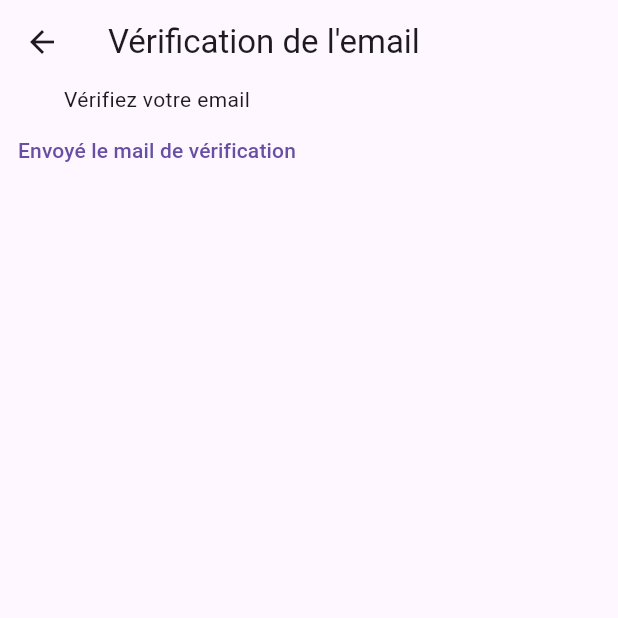
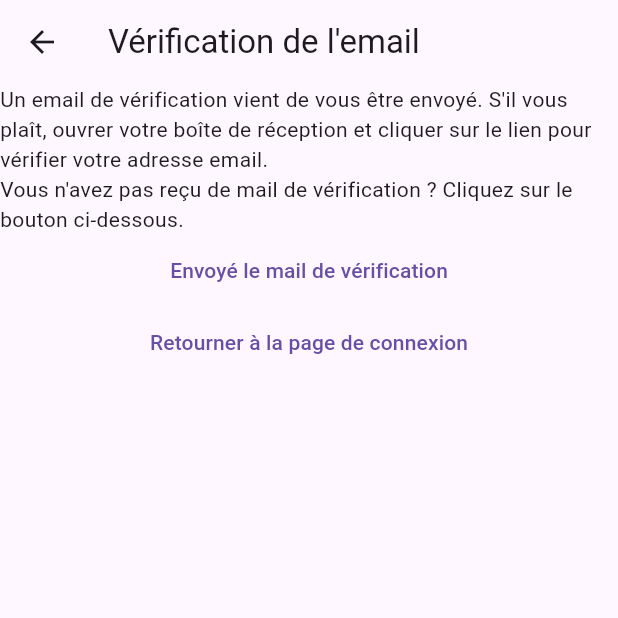
Before and after one commit to jakhecs/notebycj, a Flutter app: the VerifyEmailView screen opened directly, on a phone screen of 412 x 824 dp, the top half of it. Run offline on Flutter 3.47's test engine with Material 3 defaults, Android fonts, the phone set to English and light mode, and no system bars; our stand-ins replace firebase_auth, firebase_core; accounts and stored records are empty.

Commit message:
Etape 7: Modification de la page de validation de mail

```diff
--- a/lib/constants/routes.dart
+++ b/lib/constants/routes.dart
@@ -1,3 +1,4 @@
 const loginRoute = '/login/';
 const registerRoute = '/register/';
 const notesRoute = '/notes/';
+const verifyEmailRoute = '/verify-email/';
--- a/lib/main.dart
+++ b/lib/main.dart
@@ -20,6 +20,7 @@
       loginRoute: (context) => const LoginView(),
       notesRoute: (context) => const NotesView(),
       registerRoute: (context) => const RegisterView(),
+      verifyEmailRoute: (context) => const VerifyEmailView(),
     },
   ));
 }
--- a/lib/views/verify_email_view.dart
+++ b/lib/views/verify_email_view.dart
@@ -1,5 +1,6 @@
 import 'package:firebase_auth/firebase_auth.dart';
 import 'package:flutter/material.dart';
+import 'package:notesbycj/constants/routes.dart';
 
 class VerifyEmailView extends StatefulWidget {
   const VerifyEmailView({super.key});
@@ -16,7 +17,10 @@
         title: const Text('Vérification de l\'email'),
       ),
       body: Column(children: [
-        const Text("Vérifiez votre email"),
+        const Text(
+            "Un email de vérification vient de vous être envoyé. S'il vous plaît, ouvrer votre boîte de réception et cliquer sur le lien pour vérifier votre adresse email."),
+        const Text(
+            "Vous n'avez pas reçu de mail de vérification ? Cliquez sur le bouton ci-dessous."),
         TextButton(
           onPressed: () async {
             final user = FirebaseAuth.instance.currentUser;
@@ -24,42 +28,17 @@
           },
           child: const Text("Envoyé le mail de vérification"),
         ),
+        TextButton(
+          onPressed: () async {
+            await FirebaseAuth.instance.signOut();
+            Navigator.of(context).pushNamedAndRemoveUntil(
+              registerRoute,
+              (route) => false,
+            );
+          },
+          child: const Text("Retourner à la page de connexion"),
+        ),
       ]),
     );
   }
 }
-
-// class _VerifyEmailViewState extends State<VerifyEmailView> {
-//   @override
-//   Widget build(BuildContext context) {
-//     return Scaffold(
-//       appBar: AppBar(
-//         title: const Text('Vérification de l\'email'),
-//       ),
-//       body: Column(
-//         children: [
-//           const Text("Vérifiez votre email"),
-//           TextButton(
-//             onPressed: () async {
-//               final user = FirebaseAuth.instance.currentUser;
-//               if (user != null) {
-//                 await user.sendEmailVerification();
-//                 await user
-//                     .reload(); // Recharge l'état pour vérifier la mise à jour
-//                 if (user.emailVerified) {
-//                   // Si vérifié, redirige ou mets à jour l'UI
-//                   ScaffoldMessenger.of(context).showSnackBar(
-//                     const SnackBar(content: Text('Email vérifié !')),
-//                   );
-//                   // Optionnel : Navigue vers une autre vue si nécessaire
-//                   // Navigator.pushReplacement(context, MaterialPageRoute(builder: (_) => NextScreen()));
-//                 }
-//               }
-//             },
-//             child: const Text("Envoyé le mail de vérification"),
-//           ),
-//         ],
-//       ),
-//     );
-//   }
-// }
```
Also changed, not shown: lib/views/register_view.dart (+28 -22 lines).
